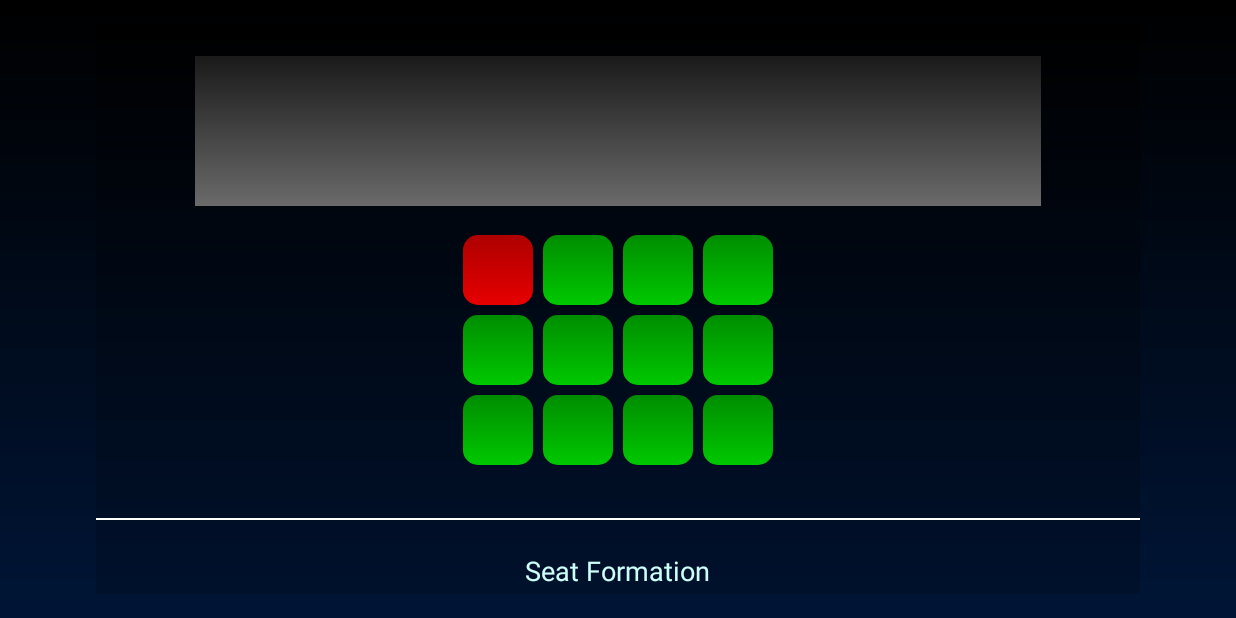
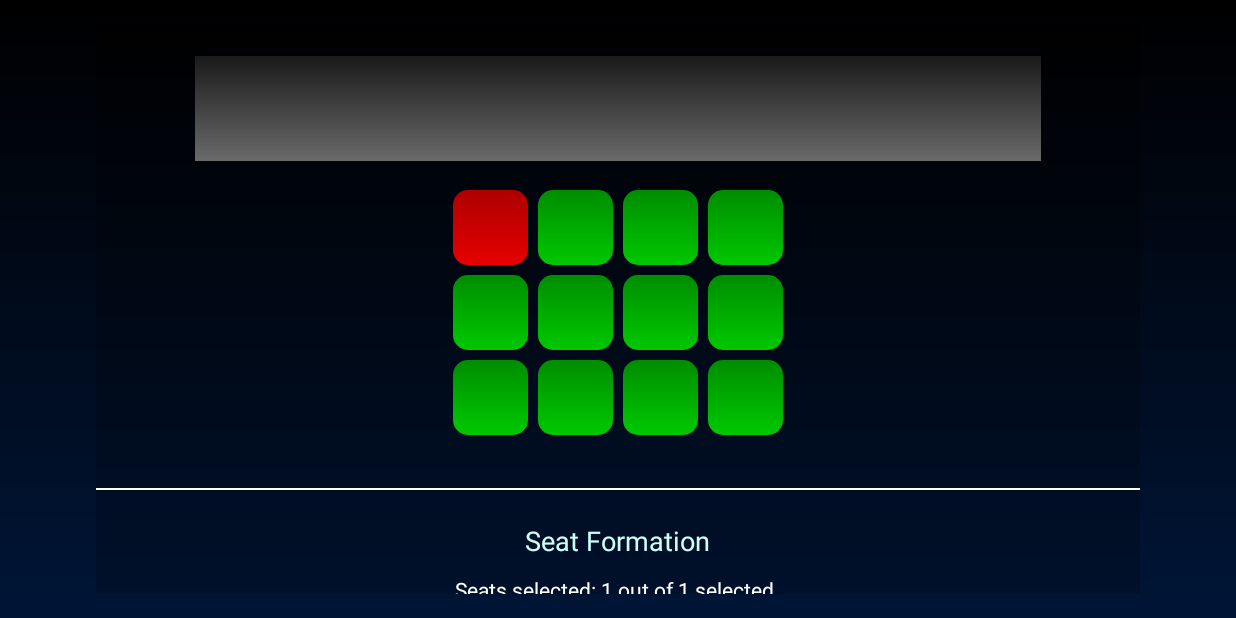
Before and after one commit to trinhmw/ESN, an Android app: the screen it shows after launch (SeatActivity), after a tap on "Submit", on a phone screen of 824 x 412 dp (held sideways). Run offline under Robolectric (Android 15) with nearby library versions, the phone set to English and light mode, and no system bars.

Commit message:
Some minor size changes, added description on SeatDisplayFragment so that user is reminded of their group size. Changed some of the dialog width/height to wrap content

```diff
--- a/app/src/main/java/com/navi/team/emptyseatnavigator/activities/SeatDisplayFragment.java
+++ b/app/src/main/java/com/navi/team/emptyseatnavigator/activities/SeatDisplayFragment.java
@@ -41,8 +41,8 @@ public class SeatDisplayFragment extends Fragment implements Constants{
     private SeatActivity seatActivity;
     private int groupSize = 0;
 
-    private final int height = 70;
-    private final int width = 70;
+    private final int height = 75;
+    private final int width = 75;
     private final int seatMargin = 5;
 
     private View view;
@@ -74,6 +74,9 @@ public class SeatDisplayFragment extends Fragment implements Constants{
             seatFormation = (Seat[][])bundle.getSerializable("seatFormation");
         }
 
+        configureSizeTextView(seatFormation[selectedFormationIndex].length, groupSize);
+
+
         // Rotate Formation Left Button
         final Button leftButton = (Button) view.findViewById(R.id.buttonLeft);
         leftButton.setOnClickListener(new View.OnClickListener() {
@@ -87,6 +90,7 @@ public class SeatDisplayFragment extends Fragment implements Constants{
                         touchSelection = null;
                         Button reserveButton = (Button) view.findViewById(R.id.buttonReserve);
                         reserveButton.setEnabled(true);
+                        configureSizeTextView(seatFormation[selectedFormationIndex].length, groupSize);
                     }
                 }
                 else{
@@ -108,6 +112,7 @@ public class SeatDisplayFragment extends Fragment implements Constants{
                         touchSelection = null;
                         Button reserveButton = (Button) view.findViewById(R.id.buttonReserve);
                         reserveButton.setEnabled(true);
+                        configureSizeTextView(seatFormation[selectedFormationIndex].length, groupSize);
                     }
                 }
                 else{
@@ -143,6 +148,7 @@ public class SeatDisplayFragment extends Fragment implements Constants{
                                 //Tell the user that their seats could not be reserved and refresh display back to available seats
                                 errorRefreshDialog("Your seats have been taken, please try again.", view);
                                 mListener.onFailedReservation();
+                                configureSizeTextView(0, groupSize);
                             }
 
                         } else {
@@ -157,6 +163,7 @@ public class SeatDisplayFragment extends Fragment implements Constants{
 
         if(seatFormation != null){
             displayFormation(seatFormation, selectedFormationIndex,view);
+            configureSizeTextView(seatFormation[selectedFormationIndex].length, groupSize);
             reserveButton.setEnabled(true);
             if(seatFormation.length <= 1){
                 leftButton.setEnabled(false);
@@ -166,6 +173,7 @@ public class SeatDisplayFragment extends Fragment implements Constants{
                 rightButton.setEnabled(true);
             }
         } else {
+            configureSizeTextView(0, groupSize);
             tempLinLayout = displaySeats(availableSeats, view);
             reserveButton.setEnabled(false);
             leftButton.setEnabled(false);
@@ -318,12 +326,15 @@ public class SeatDisplayFragment extends Fragment implements Constants{
         availableSeats = DBController.getController().getAvailableSeatsInt();
         if((seatFormation == null) && (touchSelection == null)){
             tempLinLayout = displaySeats(availableSeats, view);
+            configureSizeTextView(0, groupSize);
         } else {
             if(touchSelection != null){
                 tempLinLayout = displaySelection(touchSelection, view);
+                configureSizeTextView(touchSelection.size(), groupSize);
             }
             else if(seatFormation != null) {
                 tempLinLayout = displayFormation(seatFormation, selectedFormationIndex, view);
+                configureSizeTextView(seatFormation[selectedFormationIndex].length, groupSize);
             }
         }
     }
@@ -428,6 +439,7 @@ public class SeatDisplayFragment extends Fragment implements Constants{
                 } else {
                     reserveButton.setEnabled(true);
                 }
+                configureSizeTextView(touchSelection.size(), groupSize);
             }
         }
     }
@@ -719,4 +731,10 @@ public class SeatDisplayFragment extends Fragment implements Constants{
     public View getView() {
         return view;
     }
+
+    private void configureSizeTextView(int selected,int groupSize){
+        String message = "Seats selected: " + selected + " out of " + groupSize + " selected.";
+        TextView sizeTextView = (TextView) view.findViewById(R.id.tvGroupSizeInformation);
+        sizeTextView.setText(message);
+    }
 }
--- a/app/src/main/res/layout/confirm_dialog.xml
+++ b/app/src/main/res/layout/confirm_dialog.xml
@@ -5,7 +5,7 @@
 
     <TextView
         android:id="@+id/dialogText"
-        android:layout_width="fill_parent"
+        android:layout_width="wrap_content"
         android:layout_height="wrap_content"
         android:textSize="@dimen/large_text"
         android:layout_gravity="center"
--- a/app/src/main/res/layout/error_dialog.xml
+++ b/app/src/main/res/layout/error_dialog.xml
@@ -4,7 +4,7 @@
 
     <TextView
         android:id="@+id/text"
-        android:layout_width="fill_parent"
+        android:layout_width="wrap_content"
         android:layout_height="wrap_content"
         android:textSize="@dimen/large_text"
         android:padding="@dimen/activity_vertical_margin"/>
--- a/app/src/main/res/layout/fragment_preference.xml
+++ b/app/src/main/res/layout/fragment_preference.xml
@@ -69,24 +69,28 @@
                     android:layout_height="wrap_content"
                     android:text="@string/pref_front"
                     android:textColor="@color/line"
+                    style="@style/RadioButton"
                     android:id="@+id/prefFront"/>
                 <RadioButton
                     android:layout_width="wrap_content"
                     android:layout_height="wrap_content"
                     android:text="@string/pref_middle"
                     android:textColor="@color/line"
+                    style="@style/RadioButton"
                     android:id="@+id/prefMiddle"/>
                 <RadioButton
                     android:layout_width="wrap_content"
                     android:layout_height="wrap_content"
                     android:text="@string/pref_back"
                     android:textColor="@color/line"
+                    style="@style/RadioButton"
                     android:id="@+id/prefBack"/>
                 <RadioButton
                     android:layout_width="wrap_content"
                     android:layout_height="wrap_content"
                     android:text="@string/pref_none"
                     android:textColor="@color/line"
+                    style="@style/RadioButton"
                     android:id="@+id/prefNone"/>
             </RadioGroup>
 
--- a/app/src/main/res/layout/fragment_seat_display.xml
+++ b/app/src/main/res/layout/fragment_seat_display.xml
@@ -72,6 +72,13 @@
                 android:padding="@dimen/margin"
                 android:textAppearance="@style/TextAppearance.AppCompat.Medium"/>
 
+            <TextView
+                android:layout_width="wrap_content"
+                android:layout_height="wrap_content"
+                android:id="@+id/tvGroupSizeInformation"
+                android:layout_gravity="center_horizontal"
+                android:padding="@dimen/margin"/>
+
             <LinearLayout
                 android:layout_width="wrap_content"
                 android:layout_height="wrap_content"
--- a/app/src/main/res/layout/reserved_dialog.xml
+++ b/app/src/main/res/layout/reserved_dialog.xml
@@ -4,7 +4,7 @@
     android:orientation="vertical">
 
     <LinearLayout
-        android:layout_width="match_parent"
+        android:layout_width="wrap_content"
         android:layout_height="wrap_content"
         android:orientation="horizontal"
         >
@@ -18,7 +18,7 @@
 
         <TextView
             android:id="@+id/reservedText"
-            android:layout_width="fill_parent"
+            android:layout_width="wrap_content"
             android:layout_height="wrap_content"
             android:textSize="@dimen/large_text"
             android:layout_gravity="center"
--- a/app/src/main/res/values/dimens.xml
+++ b/app/src/main/res/values/dimens.xml
@@ -26,5 +26,5 @@
     <dimen name="screen_stroke">0dp</dimen>
     <dimen name="screen_padding">10dp</dimen>
     <dimen name="screen_width">300dp</dimen>
-    <dimen name="screen_height">100dp</dimen>
+    <dimen name="screen_height">70dp</dimen>
 </resources>
```
